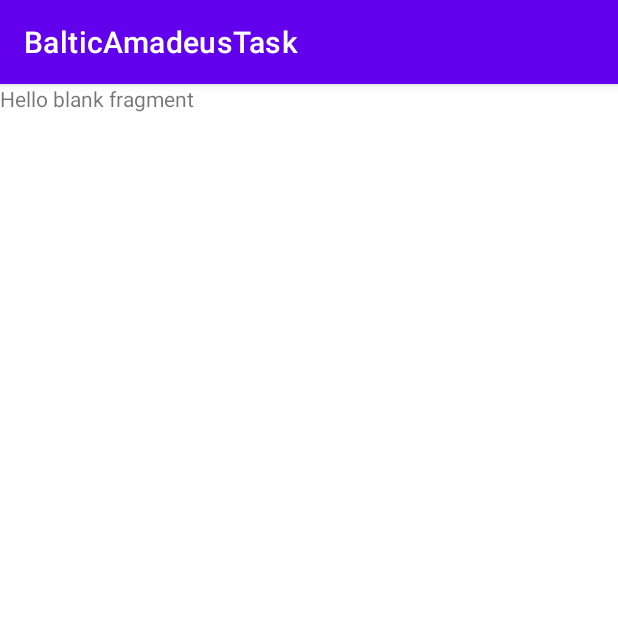
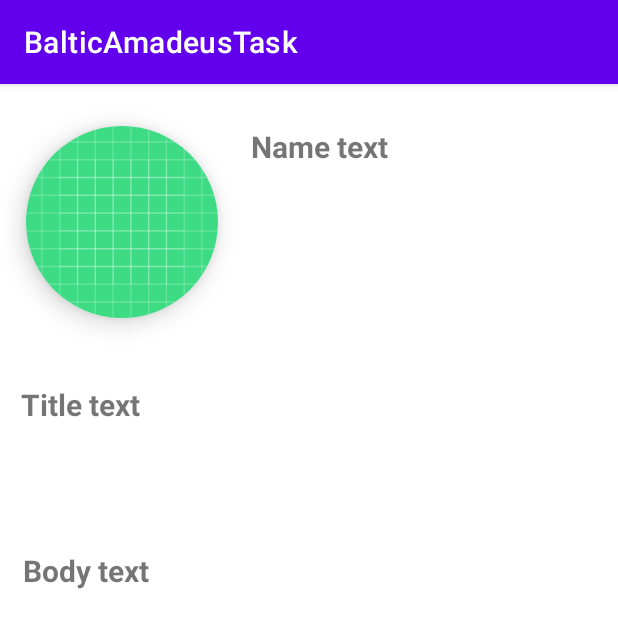
Before and after one commit to JulianLajevski/BalticAmadeusTask, an Android app: the fragment PostDetailsFragment shown on its own in the app's theme, on a phone screen of 412 x 824 dp. Shown: the top 628 px of the screen. Run offline under Robolectric (Android 15) with nearby library versions, the phone set to English and light mode, and no system bars.

Commit message:
Created simple design for post details fragment.

```diff
--- a/app/src/main/res/layout/fragment_post_details.xml
+++ b/app/src/main/res/layout/fragment_post_details.xml
@@ -1,14 +1,106 @@
 <?xml version="1.0" encoding="utf-8"?>
-<FrameLayout xmlns:android="http://schemas.android.com/apk/res/android"
+<androidx.constraintlayout.widget.ConstraintLayout xmlns:android="http://schemas.android.com/apk/res/android"
     xmlns:tools="http://schemas.android.com/tools"
     android:layout_width="match_parent"
     android:layout_height="match_parent"
+    xmlns:app="http://schemas.android.com/apk/res-auto"
     tools:context=".ui.postDetail.PostDetailsFragment">
 
-    <!-- TODO: Update blank fragment layout -->
+    <androidx.cardview.widget.CardView
+        android:id="@+id/postPicture"
+        android:layout_width="128dp"
+        android:layout_height="128dp"
+        android:layout_marginTop="28dp"
+        android:layout_marginStart="17dp"
+        app:cardCornerRadius="64dp"
+        app:cardElevation="10dp"
+        app:layout_constraintStart_toStartOf="parent"
+        app:layout_constraintTop_toTopOf="parent">
+
+        <ImageView
+            android:id="@+id/userPicture"
+            android:layout_width="match_parent"
+            android:layout_height="match_parent"
+            android:layout_gravity="center"
+            android:elevation="13dp"
+            android:scaleType="fitXY"
+            android:src="@drawable/ic_launcher_background" />
+
+    </androidx.cardview.widget.CardView>
+
     <TextView
-        android:layout_width="match_parent"
-        android:layout_height="match_parent"
-        android:text="@string/hello_blank_fragment" />
+        android:id="@+id/nameText"
+        android:layout_width="wrap_content"
+        android:layout_height="wrap_content"
+        android:layout_marginTop="28dp"
+        android:text="@string/name_text"
+        android:textSize="20sp"
+        android:textStyle="bold"
+        app:layout_constraintEnd_toEndOf="parent"
+        app:layout_constraintHorizontal_bias="0.124"
+        app:layout_constraintStart_toEndOf="@+id/postPicture"
+        app:layout_constraintTop_toTopOf="parent" />
 
-</FrameLayout>
+    <TextView
+        android:id="@+id/userNameTextView"
+        android:layout_width="wrap_content"
+        android:layout_height="wrap_content"
+        android:layout_marginTop="25dp"
+        android:text=""
+        android:textSize="20sp"
+        app:layout_constraintEnd_toEndOf="@+id/nameText"
+        app:layout_constraintHorizontal_bias="0.0"
+        app:layout_constraintStart_toStartOf="@+id/nameText"
+        app:layout_constraintTop_toBottomOf="@+id/nameText" />
+
+    <TextView
+        android:id="@+id/titleText"
+        android:layout_width="wrap_content"
+        android:layout_height="wrap_content"
+        android:layout_marginTop="44dp"
+        android:text="@string/title_text"
+        android:textSize="20sp"
+        android:textStyle="bold"
+        app:layout_constraintEnd_toEndOf="parent"
+        app:layout_constraintHorizontal_bias="0.043"
+        app:layout_constraintStart_toStartOf="parent"
+        app:layout_constraintTop_toBottomOf="@+id/postPicture" />
+
+    <TextView
+        android:id="@+id/postTitleTextView"
+        android:layout_width="350dp"
+        android:layout_height="wrap_content"
+        android:layout_marginTop="12dp"
+        android:text=""
+        android:textSize="20sp"
+        app:layout_constraintEnd_toEndOf="@+id/titleText"
+        app:layout_constraintHorizontal_bias="0.0"
+        app:layout_constraintStart_toStartOf="@+id/titleText"
+        app:layout_constraintTop_toBottomOf="@+id/titleText" />
+
+    <TextView
+        android:id="@+id/bodyText"
+        android:layout_width="wrap_content"
+        android:layout_height="wrap_content"
+        android:layout_marginTop="44dp"
+        android:text="@string/body_text"
+        android:textSize="20sp"
+        android:textStyle="bold"
+        app:layout_constraintEnd_toEndOf="parent"
+        app:layout_constraintHorizontal_bias="0.047"
+        app:layout_constraintStart_toStartOf="parent"
+        app:layout_constraintTop_toBottomOf="@+id/postTitleTextView" />
+
+    <TextView
+        android:id="@+id/postBodyTextView"
+        android:layout_width="350dp"
+        android:layout_height="wrap_content"
+        android:layout_marginTop="12dp"
+        android:textSize="20sp"
+        android:text=""
+        app:layout_constraintEnd_toEndOf="@+id/bodyText"
+        app:layout_constraintHorizontal_bias="0.0"
+        app:layout_constraintStart_toStartOf="@+id/bodyText"
+        app:layout_constraintTop_toBottomOf="@+id/bodyText" />
+
+</androidx.constraintlayout.widget.ConstraintLayout>
--- a/app/src/main/res/values/strings.xml
+++ b/app/src/main/res/values/strings.xml
@@ -3,4 +3,7 @@
     <!-- TODO: Remove or change this placeholder text -->
     <string name="hello_blank_fragment">Hello blank fragment</string>
     <string name="test_title">Test title</string>
+    <string name="name_text">Name text</string>
+    <string name="title_text">Title text</string>
+    <string name="body_text">Body text</string>
 </resources>
```
